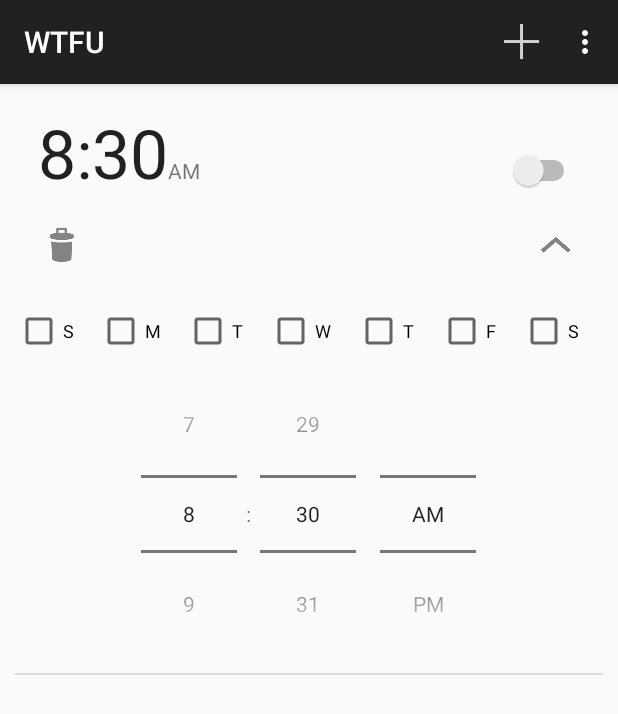
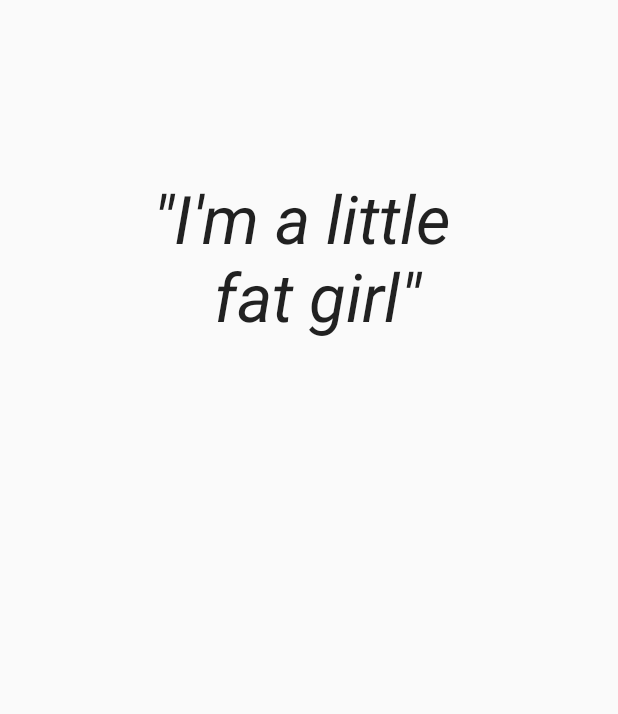
Before and after one commit to nickclaw/wtfu, an Android app: the screen it shows after launch (AlarmListActivity before the commit, ImALittleFatGirlActivity after it), in the options menu, after a tap on "Preferences", on a phone screen of 412 x 824 dp. Shown: the top 714 px of the screen. Run offline under Robolectric (Android 15) with nearby library versions, the phone set to English and light mode, and no system bars.

Commit message:
Add start of ImALittleFatGirlActivity

```diff
--- a/app/src/main/java/edu/washington/austindg/wtfu/AlarmListActivity.java
+++ b/app/src/main/java/edu/washington/austindg/wtfu/AlarmListActivity.java
@@ -11,6 +11,7 @@ import android.widget.ListView;
 import java.util.List;
 
 import edu.washington.austindg.wtfu.wakeup.AdventureActivity;
+import edu.washington.austindg.wtfu.wakeup.ImALittleFatGirlActivity;
 
 public class AlarmListActivity extends ActionBarActivity {
 
@@ -61,8 +62,8 @@ public class AlarmListActivity extends ActionBarActivity {
             case R.id.action_settings:
                 Log.i("menu", "Settings selected.");
 //                RevengeManager.getInstance().revenge();
-//                Intent i = new Intent(this, AdventureActivity.class);
-//                startActivity(i, null);
+                  Intent i = new Intent(this, ImALittleFatGirlActivity.class);
+                  startActivity(i, null);
                 return true;
             case R.id.action_search:
                 // create new alarm
--- /dev/null
+++ b/app/src/main/java/edu/washington/austindg/wtfu/wakeup/ImALittleFatGirlActivity.java
@@ -0,0 +1,91 @@
+package edu.washington.austindg.wtfu.wakeup;
+
+import android.app.Activity;
+import android.content.Intent;
+import android.speech.RecognitionListener;
+import android.speech.RecognizerIntent;
+import android.speech.SpeechRecognizer;
+import android.support.v7.app.ActionBarActivity;
+import android.os.Bundle;
+import android.util.Log;
+import android.view.Menu;
+import android.view.MenuItem;
+import android.view.View;
+
+import edu.washington.austindg.wtfu.R;
+
+public class ImALittleFatGirlActivity extends Activity implements RecognitionListener {
+
+    private static final String TAG = "ImALittleFatGirl";
+
+    private SpeechRecognizer sr;
+    private View sayItView;
+
+    @Override
+    protected void onCreate(Bundle savedInstanceState) {
+        Log.i(TAG, "onCreate");
+        super.onCreate(savedInstanceState);
+        setContentView(R.layout.activity_im_alittle_fat_girl);
+
+        sr = SpeechRecognizer.createSpeechRecognizer(this);
+        sr.setRecognitionListener(this);
+
+        Intent intent = new Intent(RecognizerIntent.ACTION_RECOGNIZE_SPEECH);
+        intent.putExtra(RecognizerIntent.EXTRA_LANGUAGE_MODEL,RecognizerIntent.LANGUAGE_MODEL_FREE_FORM);
+        sr.startListening(intent);
+
+        sayItView = (View) findViewById(R.id.textView);
+    }
+
+    //
+    // Speech recognition
+    //
+
+    @Override
+    public void onReadyForSpeech(Bundle bundle) {
+        Log.i(TAG, "onReadyForSpeech");
+        sayItView.setVisibility(View.VISIBLE);
+    }
+
+    @Override
+    public void onBeginningOfSpeech() {
+        Log.i(TAG, "onBeginningOfSpeech");
+    }
+
+    @Override
+    public void onResults(Bundle bundle) {
+        Log.i(TAG, "onResults");
+    }
+
+    @Override
+    public void onPartialResults(Bundle bundle) {
+        Log.i(TAG, "onPartialResults");
+    }
+
+    @Override
+    public void onBufferReceived(byte[] buffer) {
+        Log.i(TAG, "onBufferedReceived");
+    }
+
+    @Override
+    public void onEvent(int status, Bundle bundle) {
+        Log.i(TAG, "onEvent");
+    }
+
+    @Override
+    public void onError(int code) {
+        Log.i(TAG, "onError");
+    }
+
+    @Override
+    public void onEndOfSpeech() {
+        Log.i(TAG, "onEndOfSpeech");
+    }
+
+    //
+
+    @Override
+    public void onRmsChanged(float rmsdB) {
+        Log.i(TAG, "onRmsChanged");
+    }
+}
--- /dev/null
+++ b/app/src/main/res/layout/activity_im_alittle_fat_girl.xml
@@ -0,0 +1,35 @@
+<LinearLayout xmlns:android="http://schemas.android.com/apk/res/android"
+    xmlns:tools="http://schemas.android.com/tools" android:layout_width="match_parent"
+    android:layout_height="match_parent" android:paddingLeft="@dimen/activity_horizontal_margin"
+    android:paddingRight="@dimen/activity_horizontal_margin"
+    android:paddingTop="@dimen/activity_vertical_margin"
+    android:paddingBottom="@dimen/activity_vertical_margin"
+    tools:context="edu.washington.austindg.wtfu.wakeup.ImALittleFatGirlActivity"
+    android:orientation="vertical">
+
+
+    <TextView
+        android:layout_width="match_parent"
+        android:layout_height="wrap_content"
+        android:textAppearance="?android:attr/textAppearanceLarge"
+        android:text="&quot;I&apos;m a little \n fat girl&quot;"
+        android:id="@+id/textView"
+        android:layout_gravity="center_horizontal"
+        android:textSize="20pt"
+        android:textStyle="italic"
+        android:paddingTop="100dp"
+        android:elegantTextHeight="true"
+        android:gravity="center" />
+
+    <TextView
+        android:layout_width="wrap_content"
+        android:layout_height="wrap_content"
+        android:textAppearance="?android:attr/textAppearanceLarge"
+        android:text="SAY IT"
+        android:id="@+id/textView2"
+        android:layout_gravity="center_horizontal"
+        android:textSize="15pt"
+        android:paddingTop="30dp"
+        android:visibility="invisible" />
+
+</LinearLayout>
--- a/app/src/main/res/values/strings.xml
+++ b/app/src/main/res/values/strings.xml
@@ -17,5 +17,8 @@
     <string name="wake_the_fuck_up">Wake The Fuck Up</string>
     <string name="title_activity_wake_the_fuck_up">WakeTheFuckUpActivity</string>
     <string name="title_activity_adventure">AdventureActivity</string>
+    <string name="title_activity_im_alittle_fat_girl">ImALittleFatGirlActivity</string>
+
+    <string name="hello_world">Hello world!</string>
 
 </resources>
```
Also changed, not shown: app/src/main/AndroidManifest.xml (+14 -4 lines), app/src/main/res/menu/menu_im_alittle_fat_girl.xml (added, +7 -0 lines).
